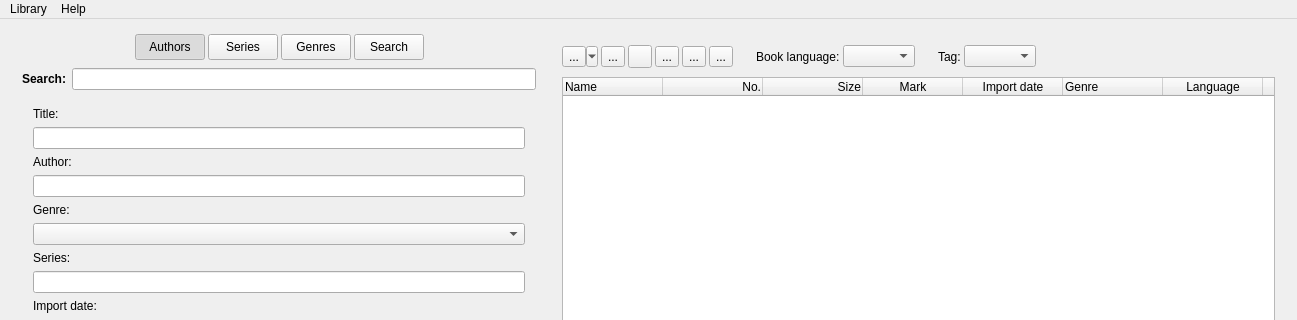
Above: freeLib/src/mainwindow.ui from vpoluyaktov/freeLib before the change; both pictures show x 0 to 1297 and y 0 to 320 of the 1297 by 733 pixel window. Below: the same form after it.
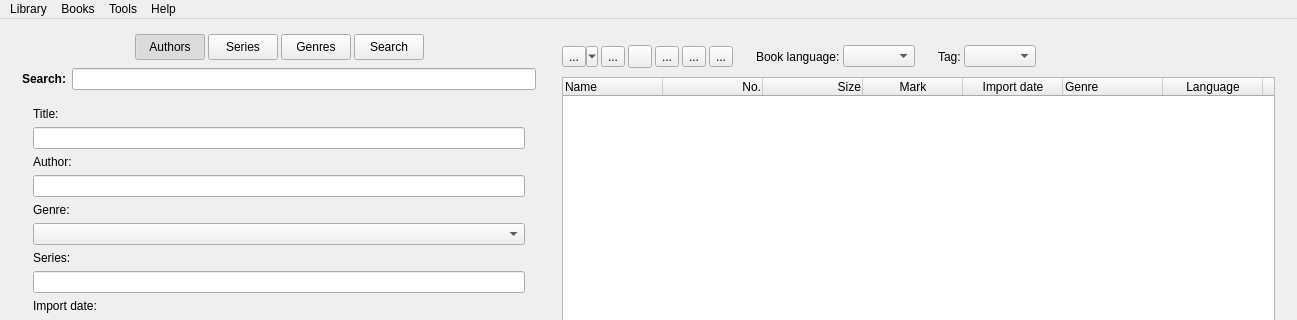
That is the form after the change. Icons and pictures are not drawn.

Commit message: Improved (loadLibrary, ::loadLibrary(), MainWindow::Settings(), MainWindow::MarkDeletedBooks()): При старте программы в момент загрузки книг убрана проверка на наличие удаленных книг в хранилище, т.к. при большой библиотеке это требует очень много времени. Вместо этого в Меню 'Инструменты' сделан инструмент 'Отметить в базе удаленные книги'. Также при закрытии диалога 'Настройки', при смене состояния опции  'Показывать удаленные книги' происходит запуск инструмента 'Отметить в базе удаленные книги'.

Diff of the .ui file:
```diff
--- a/freeLib/src/mainwindow.ui
+++ b/freeLib/src/mainwindow.ui
@@ -1213,7 +1213,21 @@
     <addaction name="actionMinimize_window"/>
     <addaction name="actionExit"/>
    </widget>
+   <widget class="QMenu" name="menuBooks">
+    <property name="title">
+     <string>Books</string>
+    </property>
+    <addaction name="actionCheck_uncheck"/>
+   </widget>
+   <widget class="QMenu" name="menuTools">
+    <property name="title">
+     <string>Tools</string>
+    </property>
+    <addaction name="actionMarkDeletedBooks"/>
+   </widget>
    <addaction name="menu"/>
+   <addaction name="menuBooks"/>
+   <addaction name="menuTools"/>
    <addaction name="menuHelp"/>
   </widget>
   <action name="actionAddLibrary">
```
Left out of the diff: 6 changed lines with no effect on the pictures. The commit also changes 9 other files.
